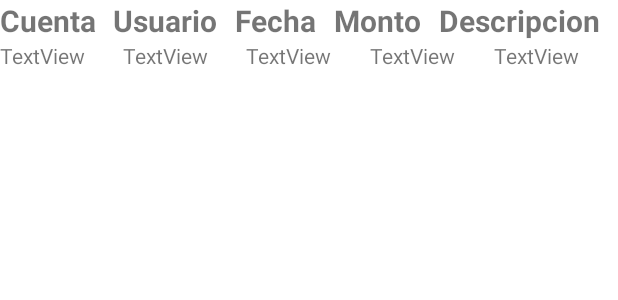
After one commit to 1Nero1/MiprimerApp, an Android app: the layout prueba.xml on its own in the app's theme, with its tools: preview values and no code run, on a phone screen of 412 x 824 dp. The commit adds this screen. Shown: the top 300 px of the screen. Run offline under Robolectric (Android 15) with nearby library versions, the phone set to English and light mode, and no system bars.

Commit message:
finalizando la prueba del la primer tabla

```diff
--- a/app/app/src/main/java/com/example/myapp/DB/BasedeDatos.kt
+++ b/app/app/src/main/java/com/example/myapp/DB/BasedeDatos.kt
@@ -39,13 +39,13 @@ class BasedeDatos(
                 "CONSTRAINT fk_id_cuenta FOREIGN KEY (id_cuenta) REFERENCES tablaCuenta(id_cuenta) )");
 
         //Insertando valores de prueba
-        /**db?.execSQL("INSERT INTO t_usuario (id_usuario,nom,apPat,apMat,fec,corr,contra) " +
+        db?.execSQL("INSERT INTO t_usuario (id_usuario,nom,apPat,apMat,fec,corr,contra) " +
                 "VALUES (1,'Carlos','Montes','Rodriges','2000/01/01','as','as')");
         db?.execSQL("INSERT INTO t_Cuenta (id_cuenta,id_usuario,saldo) " +
                 "VALUES (1,1,1000)");
         db?.execSQL("INSERT INTO t_Historial (id_historial,id_usuario,id_cuenta,f_transaccion,m_transaccion,des_movimiento) " +
                 "VALUES (1,1,1,'2020/01/01',500,'pago')");
-        **/
+
     }
 
     override fun onUpgrade(db: SQLiteDatabase?, p1: Int, p2: Int) {
--- a/app/app/src/main/java/com/example/myapp/cuenta.kt
+++ b/app/app/src/main/java/com/example/myapp/cuenta.kt
@@ -29,13 +29,13 @@ class cuenta : AppCompatActivity() {
         val bienvenidaIntent: Intent = intent;
         var cuentaRec_id = bienvenidaIntent.getStringExtra("idCuenta");
 
-        println(cuentaId);
+//        println(cuentaId);
 
         //Convertir a entero
         if (cuentaRec_id != null) {
             cuentaId = cuentaRec_id.toInt();
         };
-        println(cuentaId);
+//        println(cuentaId);
 
         //Realizando consulta
         val cr: Cursor = baseDatos.rawQuery("SELECT cu.id_usuario, cu.saldo, usu.nom, usu.apPat, usu.apMat " +
--- /dev/null
+++ b/app/app/src/main/res/layout/prueba.xml
@@ -0,0 +1,116 @@
+<?xml version="1.0" encoding="utf-8"?>
+<androidx.constraintlayout.widget.ConstraintLayout xmlns:android="http://schemas.android.com/apk/res/android"
+    xmlns:app="http://schemas.android.com/apk/res-auto"
+    xmlns:tools="http://schemas.android.com/tools"
+    android:layout_width="match_parent"
+    android:layout_height="match_parent">
+
+    <TableLayout
+        android:layout_width="match_parent"
+        android:layout_height="match_parent">
+
+        <TableRow
+            android:layout_width="match_parent"
+            android:layout_height="match_parent" >
+
+            <TextView
+                android:id="@+id/Cuenta"
+                android:layout_width="wrap_content"
+                android:layout_height="wrap_content"
+                android:layout_weight="1"
+                android:autoText="false"
+                android:text="Cuenta"
+                android:textSize="20sp"
+                android:textStyle="normal|bold" />
+
+            <TextView
+                android:id="@+id/Usuario"
+                android:layout_width="wrap_content"
+                android:layout_height="wrap_content"
+                android:layout_weight="1"
+                android:autoText="false"
+                android:text="Usuario"
+                android:textSize="20sp"
+                android:textStyle="normal|bold" />
+
+            <TextView
+                android:id="@+id/Fecha"
+                android:layout_width="wrap_content"
+                android:layout_height="wrap_content"
+                android:layout_weight="1"
+                android:autoText="false"
+                android:text="Fecha"
+                android:textSize="20sp"
+                android:textStyle="normal|bold" />
+
+            <TextView
+                android:id="@+id/Monto"
+                android:layout_width="wrap_content"
+                android:layout_height="wrap_content"
+                android:layout_weight="1"
+                android:autoText="false"
+                android:text="Monto"
+                android:textSize="20sp"
+                android:textStyle="normal|bold" />
+
+            <TextView
+                android:id="@+id/Descripcion"
+                android:layout_width="wrap_content"
+                android:layout_height="wrap_content"
+                android:layout_weight="1"
+                android:autoText="false"
+                android:text="Descripcion"
+                android:textSize="20sp"
+                android:textStyle="normal|bold" />
+        </TableRow>
+
+        <TableRow
+            android:layout_width="match_parent"
+            android:layout_height="match_parent">
+
+            <TextView
+                android:id="@+id/textView10"
+                android:layout_width="0dp"
+                android:layout_height="wrap_content"
+                android:layout_weight="1"
+                android:text="TextView" />
+
+            <TextView
+                android:id="@+id/textView12"
+                android:layout_width="0dp"
+                android:layout_height="wrap_content"
+                android:layout_weight="1"
+                android:text="TextView" />
+
+            <TextView
+                android:id="@+id/textView8"
+                android:layout_width="0dp"
+                android:layout_height="wrap_content"
+                android:layout_weight="1"
+                android:text="TextView" />
+
+            <TextView
+                android:id="@+id/textView11"
+                android:layout_width="0dp"
+                android:layout_height="wrap_content"
+                android:layout_weight="1"
+                android:text="TextView" />
+
+            <TextView
+                android:id="@+id/textView9"
+                android:layout_width="0dp"
+                android:layout_height="wrap_content"
+                android:layout_weight="1"
+                android:text="TextView" />
+        </TableRow>
+
+        <TableRow
+            android:layout_width="match_parent"
+            android:layout_height="match_parent" />
+
+        <TableRow
+            android:layout_width="match_parent"
+            android:layout_height="match_parent" />
+    </TableLayout>
+
+</androidx.constraintlayout.widget.ConstraintLayout>
```
Also changed, not shown: app/app/src/main/java/com/example/myapp/Bienvenida.kt (+11 -2 lines), app/app/src/main/java/com/example/myapp/historial.kt (+77 -0 lines), app/app/src/main/res/layout/activity_historial.xml (+6 -6 lines), app/app/src/main/res/layout/item_table_layout_his.xml (+53 -3 lines).
